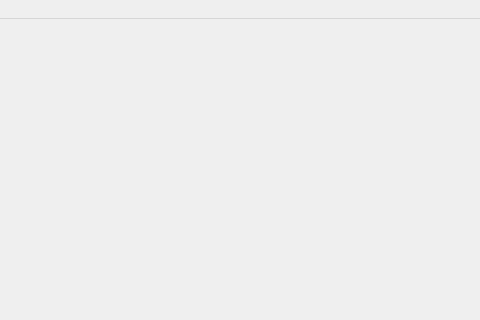
This is mainwindow.ui in Aweiber/qt_apartment as Qt 5 draws it before an edit; both pictures show x 320 to 800 and y 0 to 320 of the 800 by 600 pixel window. The edited form follows.
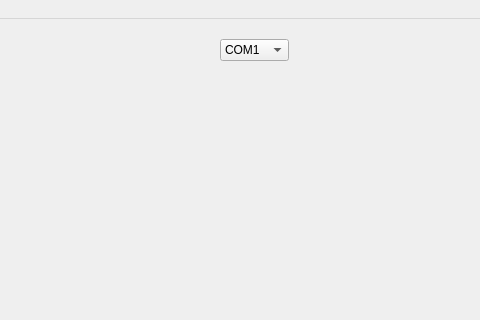
This is the edited form.

Commit message: 增加串口号复选框

The edit to the form file:
```diff
--- a/mainwindow.ui
+++ b/mainwindow.ui
@@ -13,7 +13,28 @@
   <property name="windowTitle">
    <string>MainWindow</string>
   </property>
-  <widget class="QWidget" name="centralwidget"/>
+  <widget class="QWidget" name="centralwidget">
+   <widget class="QComboBox" name="comboBox">
+    <property name="geometry">
+     <rect>
+      <x>540</x>
+      <y>20</y>
+      <width>69</width>
+      <height>22</height>
+     </rect>
+    </property>
+    <item>
+     <property name="text">
+      <string>COM1</string>
+     </property>
+    </item>
+    <item>
+     <property name="text">
+      <string>COM2</string>
+     </property>
+    </item>
+   </widget>
+  </widget>
   <widget class="QMenuBar" name="menubar">
    <property name="geometry">
     <rect>
```
The commit also changes 1 other file.
